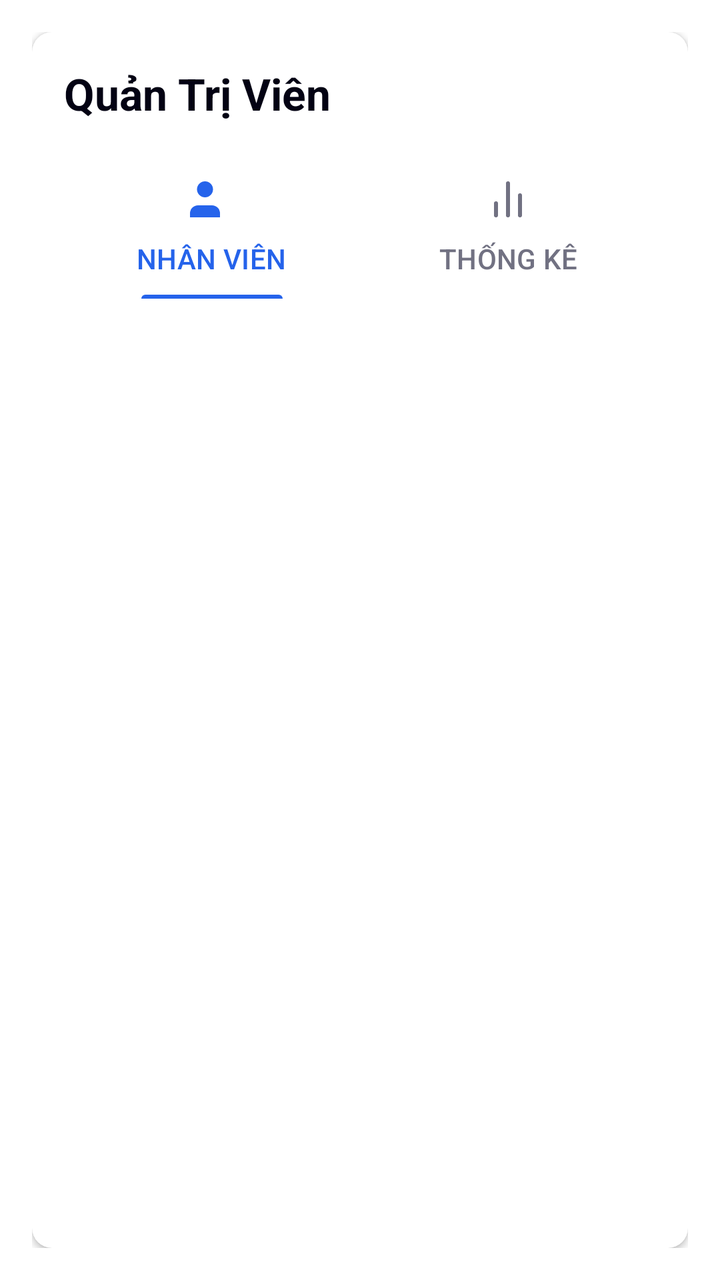
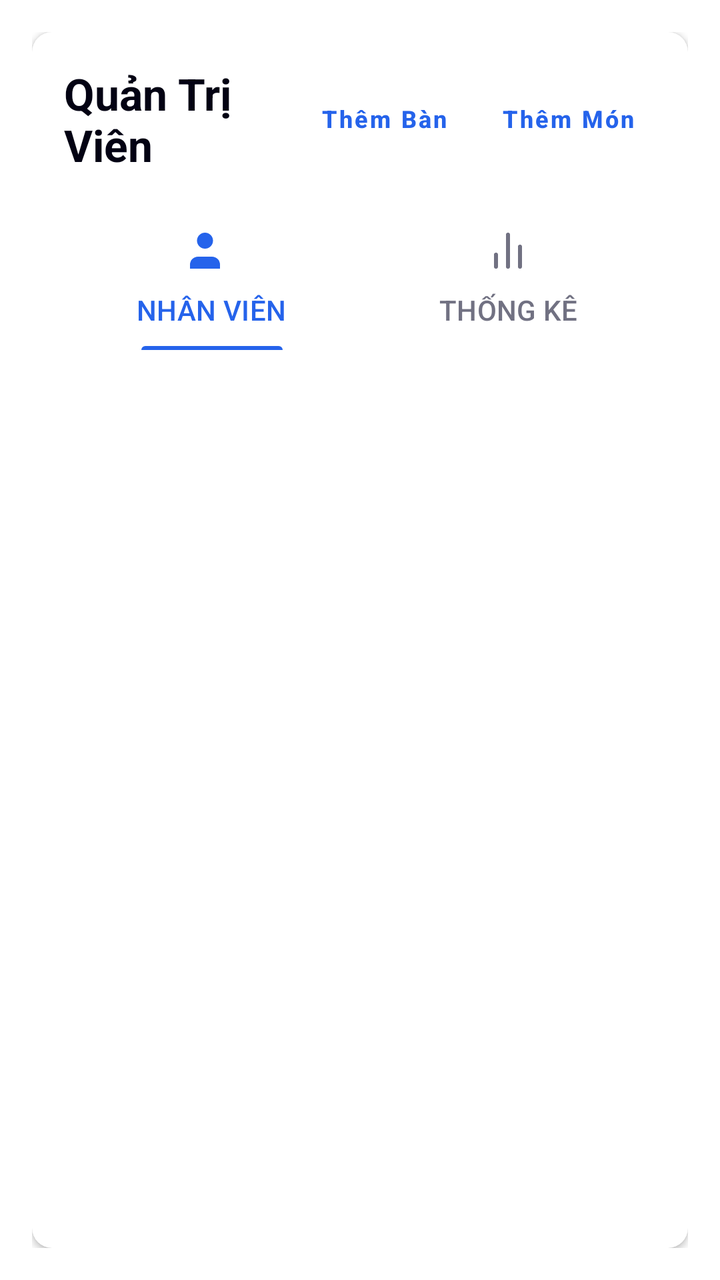

An Android layout rendered at two revisions. The XML below is the earlier revision; the diff shows what the commit changed to produce the second picture.
<!-- AndroidManifest.xml: application theme Theme.Billards -->
<!-- res/layout/fragment_admin.xml -->
<?xml version="1.0" encoding="utf-8"?>
<LinearLayout xmlns:android="http://schemas.android.com/apk/res/android"
    xmlns:app="http://schemas.android.com/apk/res-auto"
    android:layout_width="match_parent"
    android:layout_height="match_parent"
    android:background="@color/background"
    android:orientation="vertical"
    android:padding="16dp">

    <androidx.cardview.widget.CardView
        android:layout_width="match_parent"
        android:layout_height="match_parent"
        app:cardCornerRadius="10dp"
        app:cardElevation="2dp"
        app:cardBackgroundColor="@color/white">

        <LinearLayout
            android:layout_width="match_parent"
            android:layout_height="match_parent"
            android:orientation="vertical"
            android:padding="16dp">

            <TextView
                android:id="@+id/tvAdminTitle"
                android:layout_width="match_parent"
                android:layout_height="wrap_content"
                android:layout_marginBottom="16dp"
                android:text="Quản Trị Viên"
                android:textColor="@color/foreground"
                android:textSize="22sp"
                android:textStyle="bold" />

            <com.google.android.material.tabs.TabLayout
                android:id="@+id/adminTabLayout"
                android:layout_width="match_parent"
                android:layout_height="wrap_content"
                android:layout_marginBottom="16dp"
                android:background="@color/white"
                app:tabIndicatorColor="@color/blue_600"
                app:tabIndicatorHeight="2dp"
                app:tabSelectedTextColor="@color/blue_600"
                app:tabTextColor="@color/muted_foreground"
                app:tabRippleColor="@android:color/transparent"
                app:tabTextAppearance="@style/TabTextAppearance"
                app:tabIconTint="@color/tab_icon_selector">

                <com.google.android.material.tabs.TabItem
                    android:layout_width="wrap_content"
                    android:layout_height="wrap_content"
                    android:icon="@drawable/ic_users"
                    android:text="Nhân viên" />

                <com.google.android.material.tabs.TabItem
                    android:layout_width="wrap_content"
                    android:layout_height="wrap_content"
                    android:icon="@drawable/ic_bar_chart"
                    android:text="Thống kê" />
            </com.google.android.material.tabs.TabLayout>

            <androidx.viewpager2.widget.ViewPager2
                android:id="@+id/adminViewPager"
                android:layout_width="match_parent"
                android:layout_height="0dp"
                android:layout_weight="1" />
        </LinearLayout>
    </androidx.cardview.widget.CardView>

</LinearLayout>
<!-- resources referenced by this layout -->
<resources>
  <color name="background">#FFFFFF</color>
  <color name="blue_600">#2563EB</color>
  <color name="foreground">#030213</color>
  <color name="muted_foreground">#717182</color>
  <color name="white">#FFFFFFFF</color>
  <!-- drawable ic_bar_chart (drawable) -->
  <vector xmlns:android="http://schemas.android.com/apk/res/android"
      android:width="24dp"
      android:height="24dp"
      android:viewportWidth="24"
      android:viewportHeight="24">
      <path
          android:fillColor="@android:color/black"
          android:pathData="M18,20V10M12,20V4M6,20v-6"
          android:strokeColor="@android:color/black"
          android:strokeWidth="2"
          android:strokeLineCap="round"
          android:strokeLineJoin="round" />
  </vector>
  <!-- drawable ic_users (drawable) -->
  <vector xmlns:android="http://schemas.android.com/apk/res/android"
      android:width="24dp"
      android:height="24dp"
      android:viewportWidth="24"
      android:viewportHeight="24">
      <path
          android:fillColor="@android:color/black"
          android:pathData="M16,21v-2a4,4 0,0 0,-4 -4H5a4,4 0,0 0,-4 4v2" />
      <path
          android:fillColor="@android:color/black"
          android:pathData="M8.5,7m-4,0a4,4 0,1,1 8,0a4,4 0,1,1 -8,0" />
  </vector>
  <style name="TabTextAppearance" parent="TextAppearance.Design.Tab">
          <item name="android:textAllCaps">false</item>
          <item name="android:textSize">14sp</item>
      </style>
  <style name="Theme.Billards" parent="Base.Theme.Billards" />
  <style name="Base.Theme.Billards" parent="Theme.Material3.DayNight.NoActionBar">
          
          <item name="colorPrimary">@color/primary</item>
          <item name="android:windowBackground">@color/background</item>
          
          
          <item name="materialButtonStyle">@style/Widget.Billards.Button.Primary</item>
      </style>
  <color name="primary">#030213</color>
  <style name="Widget.Billards.Button.Primary" parent="Widget.Material3.Button">
          <item name="backgroundTint">@color/blue_600</item>
          <item name="android:textColor">@color/white</item>
          <item name="cornerRadius">8dp</item>
          <item name="android:textAllCaps">false</item>
          <item name="android:insetTop">0dp</item>
          <item name="android:insetBottom">0dp</item>
          <item name="android:fontFamily">sans-serif-medium</item>
      </style>
</resources>

<!-- the commit's change to res/layout/fragment_admin.xml (unified diff, before → after) -->
@@ -20,15 +20,46 @@
             android:orientation="vertical"
             android:padding="16dp">
 
-            <TextView
-                android:id="@+id/tvAdminTitle"
+            <LinearLayout
                 android:layout_width="match_parent"
                 android:layout_height="wrap_content"
-                android:layout_marginBottom="16dp"
-                android:text="Quản Trị Viên"
-                android:textColor="@color/foreground"
-                android:textSize="22sp"
-                android:textStyle="bold" />
+                android:orientation="horizontal"
+                android:gravity="center_vertical"
+                android:layout_marginBottom="16dp">
+
+                <TextView
+                    android:id="@+id/tvAdminTitle"
+                    android:layout_width="0dp"
+                    android:layout_height="wrap_content"
+                    android:layout_weight="1"
+                    android:text="Quản Trị Viên"
+                    android:textColor="@color/foreground"
+                    android:textSize="22sp"
+                    android:textStyle="bold" />
+
+                <com.google.android.material.button.MaterialButton
+                    android:id="@+id/btnAdminAddTable"
+                    style="@style/Widget.MaterialComponents.Button.TextButton"
+                    android:layout_width="wrap_content"
+                    android:layout_height="wrap_content"
+                    android:layout_marginEnd="4dp"
+                    android:text="Thêm Bàn"
+                    android:textAllCaps="false"
+                    android:textColor="@color/blue_600"
+                    android:textSize="12sp"
+                    android:textStyle="bold" />
+
+                <com.google.android.material.button.MaterialButton
+                    android:id="@+id/btnAdminAddProduct"
+                    style="@style/Widget.MaterialComponents.Button.TextButton"
+                    android:layout_width="wrap_content"
+                    android:layout_height="wrap_content"
+                    android:text="Thêm Món"
+                    android:textAllCaps="false"
+                    android:textColor="@color/blue_600"
+                    android:textSize="12sp"
+                    android:textStyle="bold" />
+            </LinearLayout>
 
             <com.google.android.material.tabs.TabLayout
                 android:id="@+id/adminTabLayout"
